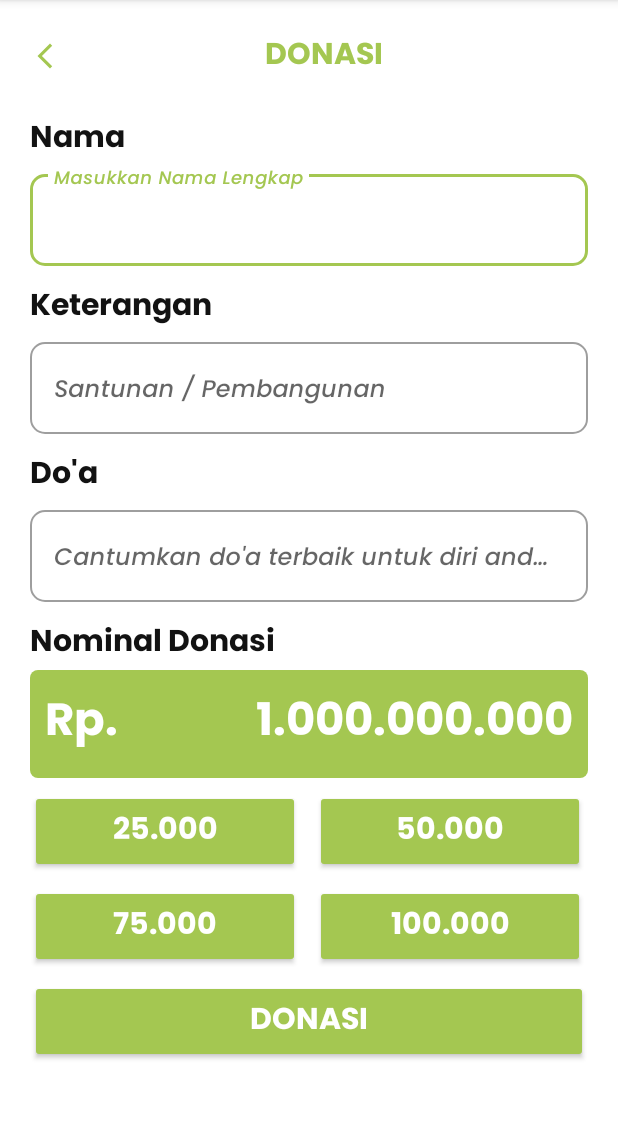
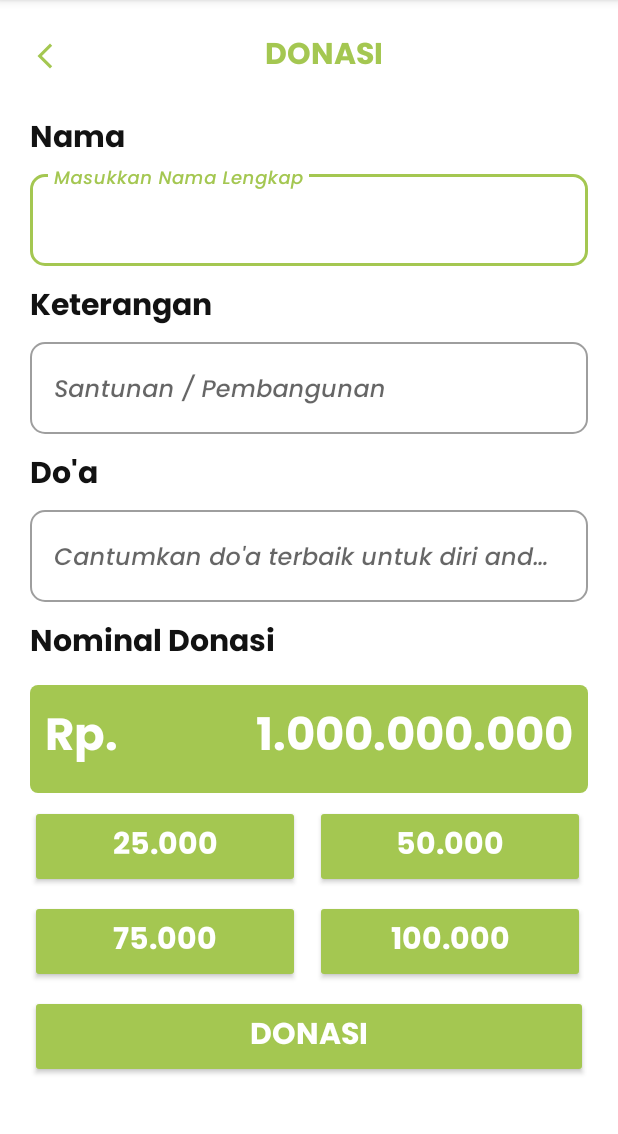
Before and after one commit to MDaniDarmawan/NH_Care, an Android app: the DonasiActivity screen opened directly, with no data from a screen before it, on a phone screen of 412 x 824 dp, the part 84-1218 px from its top. Run offline under Robolectric (Android 15) with nearby library versions, the phone set to English and light mode, and no system bars; our stand-ins replace Volley; libraries missing offline, so code that uses them is left out: com.midtrans.sdk; network calls fail; 5 statements that could not run were skipped.

Commit message:
update beranda tambah fitur riwayat dan layouting donasi

```diff
--- a/app/src/main/res/layout/activity_donasi.xml
+++ b/app/src/main/res/layout/activity_donasi.xml
@@ -139,7 +139,8 @@
                 android:text="Nominal Donasi"
                 android:textColor="@color/black"
                 android:textSize="20sp"
-                android:layout_marginTop="10dp"/>
+                android:layout_marginTop="10dp"
+                android:layout_marginBottom="10dp"/>
 
             <LinearLayout
                 android:layout_width="match_parent"
```
Also changed, not shown: app/src/main/res/layout/fragment_beranda.xml (+23 -2 lines).
